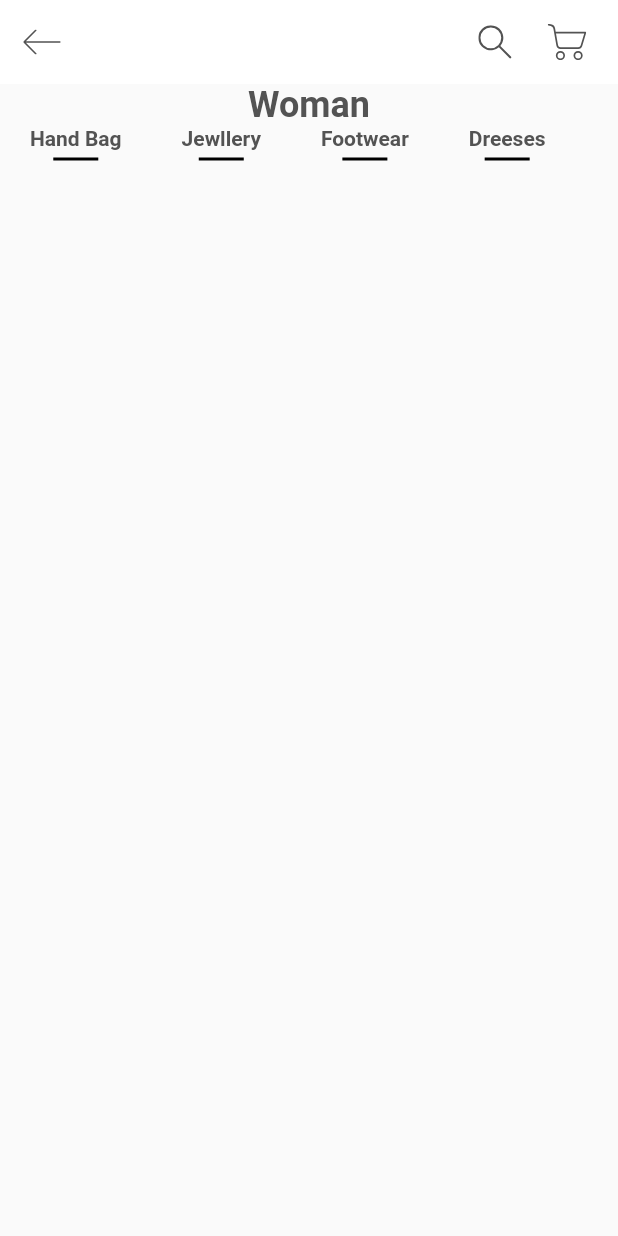
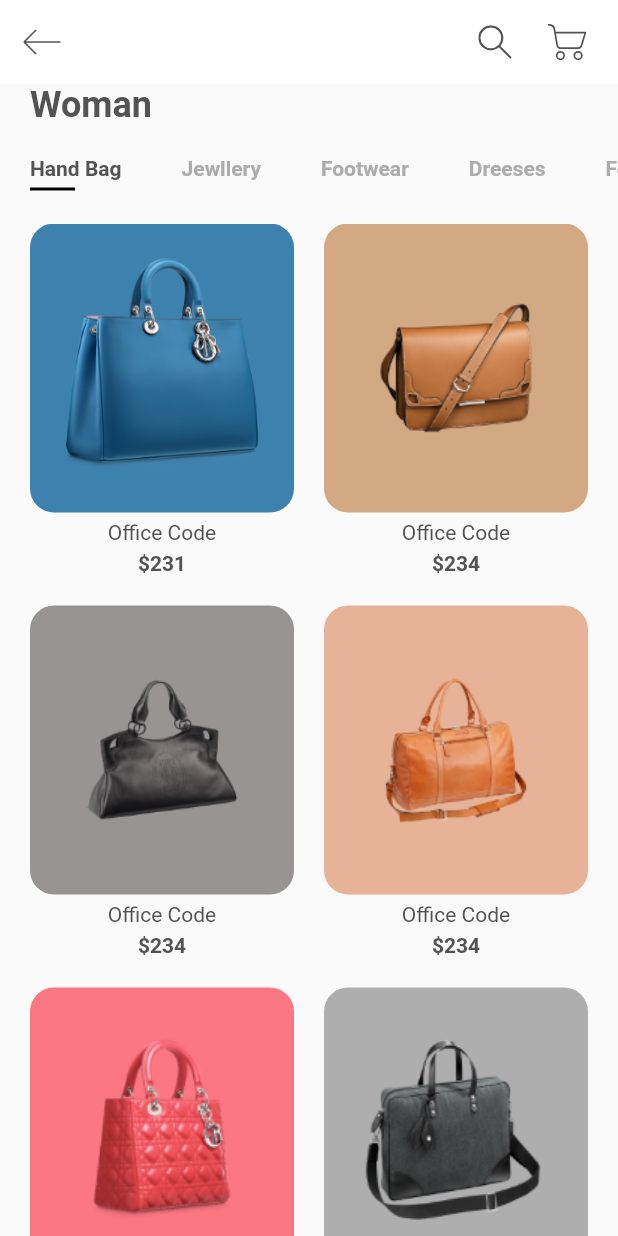
Before and after one commit to kholoodHemaid/oriina, a Flutter app: the screen it shows after launch, on a phone screen of 412 x 824 dp. Run offline on Flutter 3.47's test engine with Material 2 defaults, Android fonts, the phone set to English and light mode, and no system bars; our stand-ins replace flutter_svg.

```diff
--- a/lib/models/product.dart
+++ b/lib/models/product.dart
@@ -19,7 +19,7 @@ List<Product> products = [
   Product(
       id: 1,
       title: "Office Code",
-      price: 234,
+      price: 231,
       size: 12,
       description: dummyText,
       image: "assets/images/bag_1.png",
@@ -59,7 +59,7 @@ List<Product> products = [
   Product(
     id: 6,
     title: "Office Code",
-    price: 234,
+    price: 235,
     size: 12,
     description: dummyText,
     image: "assets/images/bag_6.png",
--- /dev/null
+++ b/lib/screens/compontens/Categories.dart
@@ -0,0 +1,68 @@
+import 'package:flutter/material.dart';
+import 'package:oriina/constants.dart';
+
+
+
+class Categories extends StatefulWidget {
+  const Categories({Key? key}) : super(key: key);
+
+  @override
+  _CategoriesState createState() => _CategoriesState();
+}
+
+class _CategoriesState extends State<Categories> {
+  List<String> categories = [
+    "Hand Bag",
+    "Jewllery",
+    "Footwear",
+    "Dreeses",
+    "Footwear"
+  ];
+
+  //by default first item has selected first
+  int SelectedIndex = 0;
+
+  @override
+  Widget build(BuildContext context) {
+    return Padding(
+      padding: const EdgeInsets.symmetric(vertical: kDefaultPaddin),
+      child: SizedBox(
+        height: 25,
+        child: ListView.builder(
+            scrollDirection: Axis.horizontal,
+            itemCount: categories.length,
+            itemBuilder: (context, index) => buildCategories(index)),
+      ),
+    );
+  }
+
+  Widget buildCategories(int index) {
+    return GestureDetector(
+      onTap: (){
+        setState(() {
+          SelectedIndex =index;
+        });
+      },
+      child: Padding(
+        padding: const EdgeInsets.symmetric(horizontal: kDefaultPaddin),
+        child: Column(
+          crossAxisAlignment: CrossAxisAlignment.start,
+          children: <Widget>[
+            Text(
+              categories[index],
+              style: TextStyle(
+                  fontWeight: FontWeight.bold,
+                  color: SelectedIndex== index ? kTextColor :kTextLightColor),
+            ),
+            Container(
+              margin: EdgeInsets.only(top: kDefaultPaddin / 4),
+              height: 2,
+              width: 30,
+              color: SelectedIndex == index ? Colors.black : Colors.transparent,
+            )
+          ],
+        ),
+      ),
+    );
+  }
+}
--- /dev/null
+++ b/lib/screens/compontens/Item_Card.dart
@@ -0,0 +1,45 @@
+import 'package:flutter/material.dart';
+import 'package:oriina/constants.dart';
+import 'package:oriina/models/product.dart';
+class ItemCard extends StatelessWidget {
+  final  Product product;
+  final Function? press;
+
+  const ItemCard({
+    Key? key,
+    required this.product,
+    this.press,
+  }) : super(key: key);
+
+  @override
+  Widget build(BuildContext context) {
+    return Column(
+      crossAxisAlignment: CrossAxisAlignment.center,
+      children: [
+        Expanded(
+          child: Container(
+            padding: const EdgeInsets.all(kDefaultPaddin),
+            // height: 180,
+            // width: 160,
+            decoration: BoxDecoration(
+              color: product.color,
+              borderRadius: BorderRadius.circular(16),
+            ),
+            child: Image.asset(product.image),
+          ),
+        ),
+        Padding(
+          padding: const EdgeInsets.symmetric(vertical: kDefaultPaddin / 4),
+          child: Text(
+            products[0].title,
+            style: TextStyle(color: kTextColor),
+          ),
+        ),
+        Text(
+          "\$${product.price}",
+          style: TextStyle(fontWeight: FontWeight.bold),
+        ),
+      ],
+    );
+  }
+}
--- a/lib/screens/compontens/body.dart
+++ b/lib/screens/compontens/body.dart
@@ -1,5 +1,8 @@
 import 'package:flutter/material.dart';
 import 'package:oriina/constants.dart';
+import 'package:oriina/models/product.dart';
+import 'package:oriina/screens/compontens/Categories.dart';
+import 'package:oriina/screens/compontens/Item_Card.dart';
 
 class Body extends StatelessWidget {
   const Body({Key? key}) : super(key: key);
@@ -7,67 +10,37 @@ class Body extends StatelessWidget {
   @override
   Widget build(BuildContext context) {
     return Column(
+      crossAxisAlignment: CrossAxisAlignment.start,
       children: <Widget>[
         Padding(
           padding: const EdgeInsets.symmetric(horizontal: kDefaultPaddin),
           child: Text(
             "Woman",
-            style: Theme.of(context)
-                .textTheme
-                .headline5!
-                .copyWith(fontWeight: FontWeight.bold),
+            style: Theme.of(context).textTheme.headline5!.copyWith(
+                  fontWeight: FontWeight.bold,
+                ),
           ),
         ),
         Categories(),
+        Expanded(
+            child: Padding(
+          padding: const EdgeInsets.symmetric(horizontal: kDefaultPaddin),
+          child: GridView.builder(
+            itemCount: products.length,
+            gridDelegate: SliverGridDelegateWithFixedCrossAxisCount(
+                crossAxisCount: 2,
+                childAspectRatio: 0.75,
+                mainAxisSpacing: kDefaultPaddin,
+               crossAxisSpacing: kDefaultPaddin
+            ),
+            itemBuilder: (context, index) => ItemCard(product: products[index],),
+          ),
+        ))
       ],
     );
   }
 }
 
+
+
 // we need statfull widegts to categories
-
-class Categories extends StatefulWidget {
-  const Categories({Key? key}) : super(key: key);
-
-  @override
-  _CategoriesState createState() => _CategoriesState();
-}
-
-class _CategoriesState extends State<Categories> {
-  List<String> categories = ["Hand Bag", "Jewllery", "Footwear", "Dreeses"];
-
-  //by default first item has selected first
-  int SelectedIndex = 0;
-
-  @override
-  Widget build(BuildContext context) {
-    return SizedBox(
-      height: 25,
-      child: ListView.builder(
-          scrollDirection: Axis.horizontal,
-          itemCount: categories.length,
-          itemBuilder: (context, index) => buildCategories(index)),
-    );
-  }
-
-  Widget buildCategories(int index) {
-    return Padding(
-      padding: const EdgeInsets.symmetric(horizontal: kDefaultPaddin),
-      child: Column(
-        children: <Widget>[
-          Text(
-            categories[index],
-            style: TextStyle(fontWeight: FontWeight.bold,color: kTextColor),
-
-          ),
-          Container(
-            margin: EdgeInsets.only(top: kDefaultPaddin/4),
-            height: 2,
-            width: 30,
-            color: Colors.black,
-          )
-        ],
-      ),
-    );
-  }
-}
```
Also changed, not shown: assets/images/bag_1.png (added), assets/images/bag_2.png (added), assets/images/bag_3.png (added), assets/images/bag_4.png (added), assets/images/bag_5.png (added), assets/images/bag_6.png (added).
